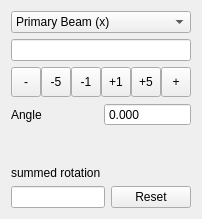
Before: the Qt Designer form RotateCrystal.ui in BackupTheBerlios/clip-svn, drawn with Qt 5.
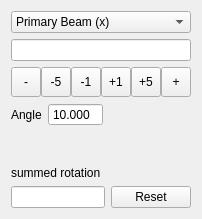
After: the same form once the commit is applied.

```diff
--- a/RotateCrystal.ui
+++ b/RotateCrystal.ui
@@ -197,6 +197,12 @@
     <layout class="QHBoxLayout" name="horizontalLayout_2" >
      <item>
       <widget class="QLabel" name="label_3" >
+       <property name="sizePolicy" >
+        <sizepolicy vsizetype="Preferred" hsizetype="Maximum" >
+         <horstretch>0</horstretch>
+         <verstretch>0</verstretch>
+        </sizepolicy>
+       </property>
        <property name="text" >
         <string>Angle</string>
        </property>
@@ -206,7 +212,13 @@
       </widget>
      </item>
      <item>
-      <widget class="QDoubleSpinBox" name="doubleSpinBox" >
+      <widget class="QDoubleSpinBox" name="arbAngle" >
+       <property name="sizePolicy" >
+        <sizepolicy vsizetype="Fixed" hsizetype="Preferred" >
+         <horstretch>0</horstretch>
+         <verstretch>0</verstretch>
+        </sizepolicy>
+       </property>
        <property name="buttonSymbols" >
         <enum>QAbstractSpinBox::NoButtons</enum>
        </property>
@@ -219,12 +231,34 @@
        <property name="maximum" >
         <double>360.000000000000000</double>
        </property>
+       <property name="value" >
+        <double>10.000000000000000</double>
+       </property>
       </widget>
      </item>
+     <item>
+      <spacer name="horizontalSpacer_2" >
+       <property name="orientation" >
+        <enum>Qt::Horizontal</enum>
+       </property>
+       <property name="sizeHint" stdset="0" >
+        <size>
+         <width>40</width>
+         <height>20</height>
+        </size>
+       </property>
+      </spacer>
+     </item>
     </layout>
    </item>
    <item row="4" column="0" colspan="2" >
     <widget class="QLabel" name="label" >
+     <property name="sizePolicy" >
+      <sizepolicy vsizetype="Preferred" hsizetype="Maximum" >
+       <horstretch>0</horstretch>
+       <verstretch>0</verstretch>
+      </sizepolicy>
+     </property>
      <property name="text" >
       <string>summed rotation</string>
      </property>
```
Left out of the diff: 70 changed lines with no effect on the pictures.
